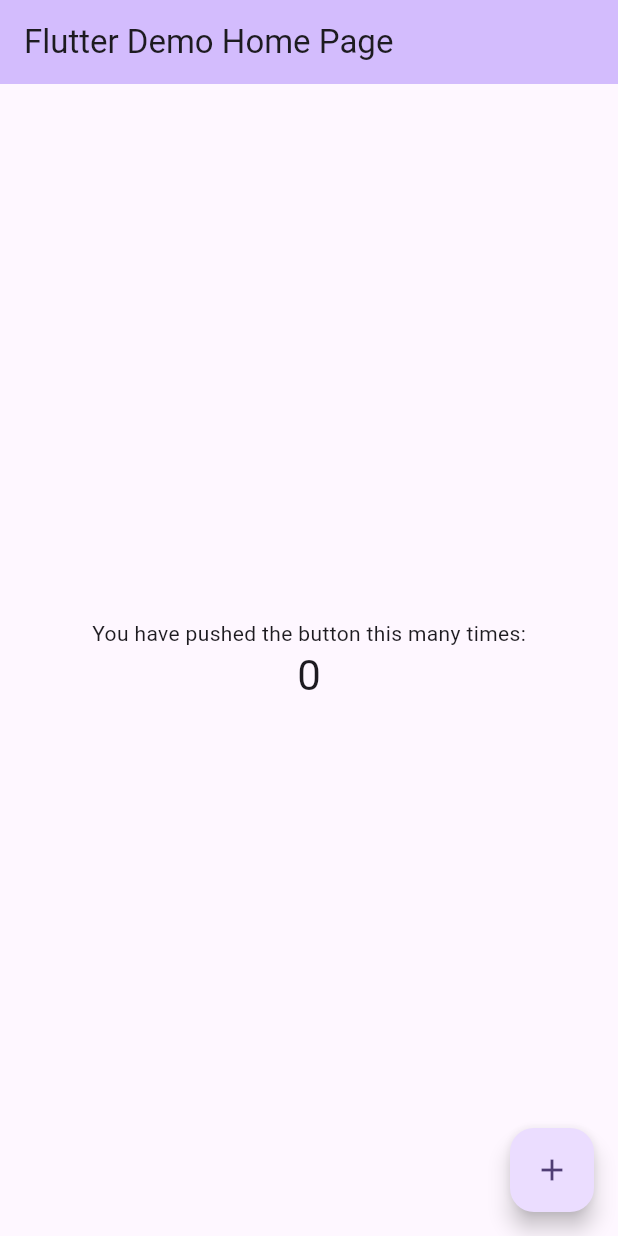
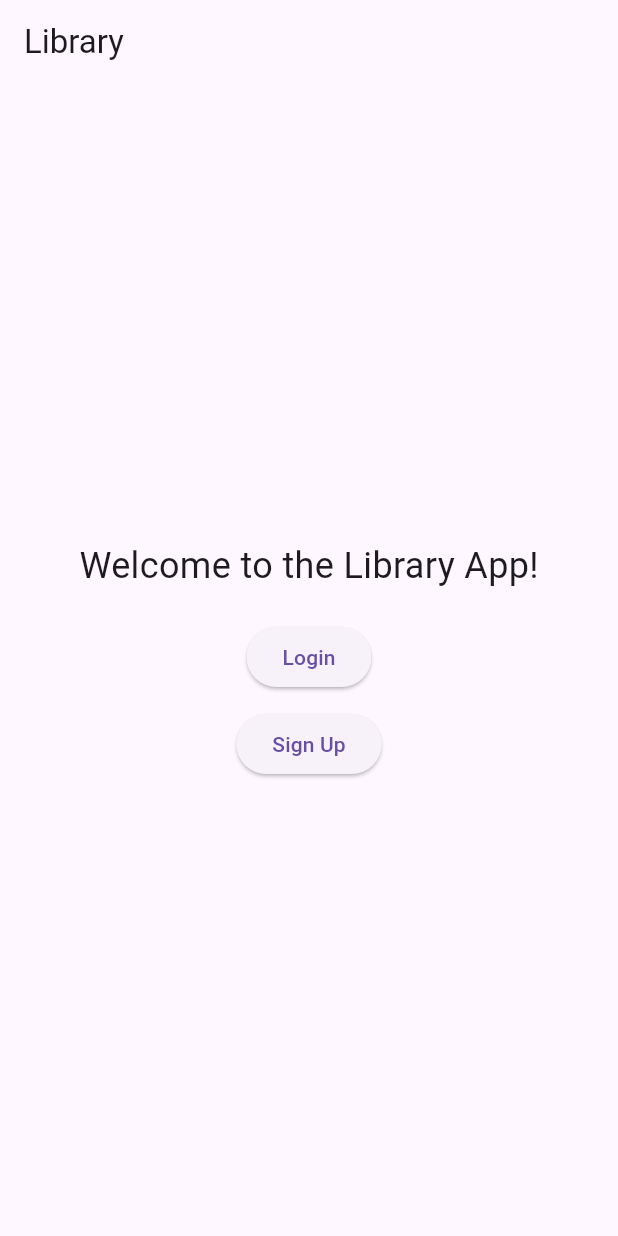
Before and after one commit to Yashwanth12321/LMS, a Flutter app: the screen it shows after launch, on a phone screen of 412 x 824 dp. Run offline on Flutter 3.47's test engine with Material 3 defaults, Android fonts, the phone set to English and light mode, and no system bars; our stand-ins replace firebase_auth, firebase_core; accounts and stored records are empty.

Commit message:
Replace all files in master with current directory contents

```diff
--- a/lib/main.dart
+++ b/lib/main.dart
@@ -1,125 +1,25 @@
 import 'package:flutter/material.dart';
+import 'package:lms/pages/homePage.dart';
 
-void main() {
+import 'package:firebase_core/firebase_core.dart';
+import 'firebase_options.dart';
+
+void main() async {
+  WidgetsFlutterBinding.ensureInitialized();
+  await Firebase.initializeApp(
+  options: DefaultFirebaseOptions.currentPlatform,
+);
   runApp(const MyApp());
 }
 
 class MyApp extends StatelessWidget {
   const MyApp({super.key});
 
-  // This widget is the root of your application.
   @override
   Widget build(BuildContext context) {
-    return MaterialApp(
-      title: 'Flutter Demo',
-      theme: ThemeData(
-        // This is the theme of your application.
-        //
-        // TRY THIS: Try running your application with "flutter run". You'll see
-        // the application has a purple toolbar. Then, without quitting the app,
-        // try changing the seedColor in the colorScheme below to Colors.green
-        // and then invoke "hot reload" (save your changes or press the "hot
-        // reload" button in a Flutter-supported IDE, or press "r" if you used
-        // the command line to start the app).
-        //
-        // Notice that the counter didn't reset back to zero; the application
-        // state is not lost during the reload. To reset the state, use hot
-        // restart instead.
-        //
-        // This works for code too, not just values: Most code changes can be
-        // tested with just a hot reload.
-        colorScheme: ColorScheme.fromSeed(seedColor: Colors.deepPurple),
-        useMaterial3: true,
-      ),
-      home: const MyHomePage(title: 'Flutter Demo Home Page'),
+    return const MaterialApp(
+      debugShowCheckedModeBanner: false,
+      home: HomePage(),
     );
   }
 }
-
-class MyHomePage extends StatefulWidget {
-  const MyHomePage({super.key, required this.title});
-
-  // This widget is the home page of your application. It is stateful, meaning
-  // that it has a State object (defined below) that contains fields that affect
-  // how it looks.
-
-  // This class is the configuration for the state. It holds the values (in this
-  // case the title) provided by the parent (in this case the App widget) and
-  // used by the build method of the State. Fields in a Widget subclass are
-  // always marked "final".
-
-  final String title;
-
-  @override
-  State<MyHomePage> createState() => _MyHomePageState();
-}
-
-class _MyHomePageState extends State<MyHomePage> {
-  int _counter = 0;
-
-  void _incrementCounter() {
-    setState(() {
-      // This call to setState tells the Flutter framework that something has
-      // changed in this State, which causes it to rerun the build method below
-      // so that the display can reflect the updated values. If we changed
-      // _counter without calling setState(), then the build method would not be
-      // called again, and so nothing would appear to happen.
-      _counter++;
-    });
-  }
-
-  @override
-  Widget build(BuildContext context) {
-    // This method is rerun every time setState is called, for instance as done
-    // by the _incrementCounter method above.
-    //
-    // The Flutter framework has been optimized to make rerunning build methods
-    // fast, so that you can just rebuild anything that needs updating rather
-    // than having to individually change instances of widgets.
-    return Scaffold(
-      appBar: AppBar(
-        // TRY THIS: Try changing the color here to a specific color (to
-        // Colors.amber, perhaps?) and trigger a hot reload to see the AppBar
-        // change color while the other colors stay the same.
-        backgroundColor: Theme.of(context).colorScheme.inversePrimary,
-        // Here we take the value from the MyHomePage object that was created by
-        // the App.build method, and use it to set our appbar title.
-        title: Text(widget.title),
-      ),
-      body: Center(
-        // Center is a layout widget. It takes a single child and positions it
-        // in the middle of the parent.
-        child: Column(
-          // Column is also a layout widget. It takes a list of children and
-          // arranges them vertically. By default, it sizes itself to fit its
-          // children horizontally, and tries to be as tall as its parent.
-          //
-          // Column has various properties to control how it sizes itself and
-          // how it positions its children. Here we use mainAxisAlignment to
-          // center the children vertically; the main axis here is the vertical
-          // axis because Columns are vertical (the cross axis would be
-          // horizontal).
-          //
-          // TRY THIS: Invoke "debug painting" (choose the "Toggle Debug Paint"
-          // action in the IDE, or press "p" in the console), to see the
-          // wireframe for each widget.
-          mainAxisAlignment: MainAxisAlignment.center,
-          children: <Widget>[
-            const Text(
-              'You have pushed the button this many times:',
-            ),
-            Text(
-              '$_counter',
-              style: Theme.of(context).textTheme.headlineMedium,
-            ),
-          ],
-        ),
-      ),
-      floatingActionButton: FloatingActionButton(
-        onPressed: _incrementCounter,
-        tooltip: 'Increment',
-        child: const Icon(Icons.add),
-      ), // This trailing comma makes auto-formatting nicer for build methods.
-    );
-  }
-}
--- /dev/null
+++ b/lib/pages/homePage.dart
@@ -0,0 +1,49 @@
+import 'package:flutter/material.dart';
+import 'package:lms/pages/Login.dart';
+import 'package:lms/pages/SignUp.dart';
+
+class HomePage extends StatelessWidget {
+  const HomePage({super.key});
+
+  @override
+  Widget build(BuildContext context) {
+    return Scaffold(
+      appBar: AppBar(
+        title: const Text('Library'), // Set the app bar title
+      ),
+      body: Center(
+        child: Column(
+          mainAxisAlignment: MainAxisAlignment.center, // Center content vertically
+          children: <Widget>[
+            const Text(
+              'Welcome to the Library App!',
+              style: TextStyle(fontSize: 24.0), // Set title text size
+            ),
+            const SizedBox(height: 20.0), // Add some spacing
+            ElevatedButton(
+              onPressed: () {
+                // Handle Login button press
+                Navigator.push(
+                  context,
+                  MaterialPageRoute(builder: (context) => const LoginPage()),
+                );
+              },
+              child: const Text('Login'),
+            ),
+            const SizedBox(height: 10.0), // Add a little gap between buttons
+            ElevatedButton(
+              onPressed: () {
+                // Handle Sign Up button press
+                Navigator.push(
+                  context,
+                  MaterialPageRoute(builder: (context) => const SignUpPage()),
+                );
+              },
+              child: const Text('Sign Up'),
+            ),
+          ],
+        ),
+      ),
+    );
+  }
+}
--- a/pubspec.yaml
+++ b/pubspec.yaml
@@ -1,3 +1,4 @@
+
 name: lms
 description: "A new Flutter project."
 # The following line prevents the package from being accidentally published to
@@ -35,6 +36,8 @@ dependencies:
   # The following adds the Cupertino Icons font to your application.
   # Use with the CupertinoIcons class for iOS style icons.
   cupertino_icons: ^1.0.2
+  firebase_core: ^2.27.1
+  firebase_auth: ^4.17.9
 
 dev_dependencies:
   flutter_test:
```
Also changed, not shown: lib/pages/Login.dart (added, +115 -0 lines), lib/pages/SignUp.dart (added, +19 -0 lines), lib/pages/newPage.dart (added, +26 -0 lines), lib/firebase_options.dart (added), pubspec.lock, 19 other files.
